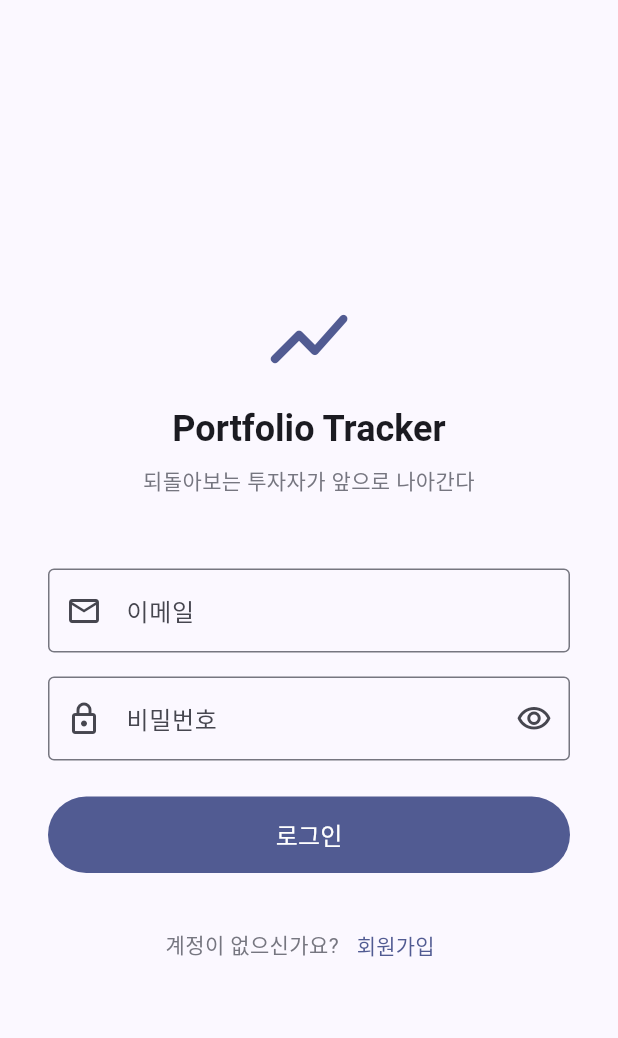
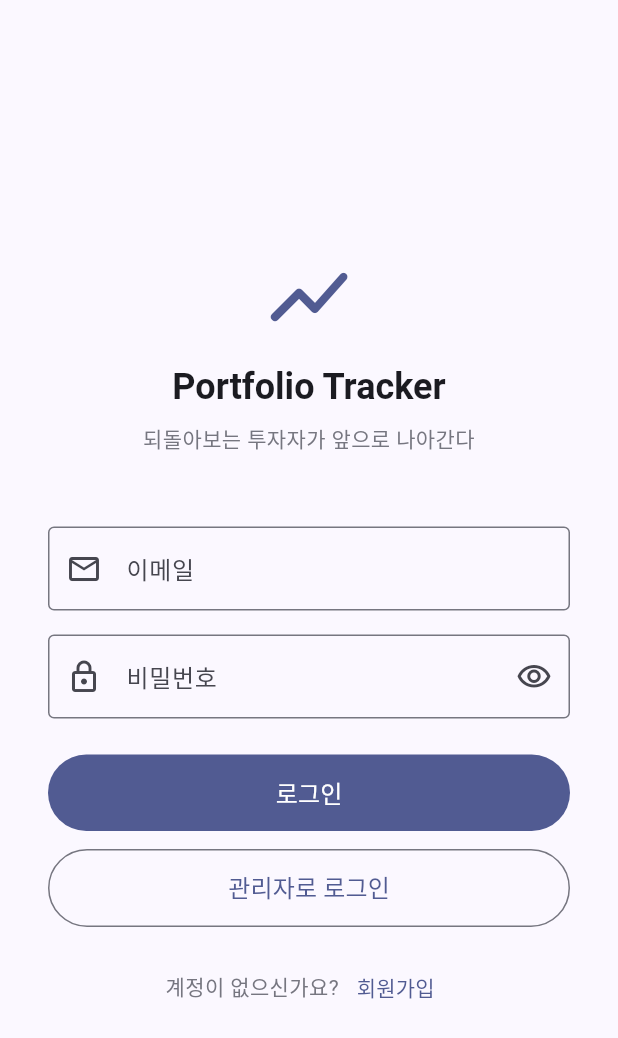
Before and after one commit to 2022136020/project_c, a Flutter app: the screen it shows after launch, on a phone screen of 412 x 824 dp. Shown: the top 1038 px of the screen. Run offline on Flutter 3.47's test engine with Material 3 defaults, Android fonts, the phone set to English and light mode, and no system bars; our stand-ins replace cloud_firestore, firebase_auth, firebase_core, fl_chart; accounts and stored records are empty.

Commit message:
ADR 재정리, 관리자 로그인 버튼, 중간발표 자료 추가
- ADR 0001~0005 전문 용어 최소화 + 60초 요약문 추가
- ADR-0002 아키텍처 패턴 신규 추가 (11주차)
- ADR 번호 재정렬 (0002~0004 → 0003~0005)
- 로그인 화면: 관리자로 로그인 버튼 추가 (로그인 버튼 아래)
- presentation/mid-term.md: 중간발표 Marp 슬라이드 추가

Co-Authored-By: Claude Sonnet 4.6 <noreply@anthropic.com>

```diff
--- a/portfolio-tracker/lib/screens/auth/login_screen.dart
+++ b/portfolio-tracker/lib/screens/auth/login_screen.dart
@@ -2,6 +2,9 @@ import 'package:firebase_auth/firebase_auth.dart';
 import 'package:flutter/material.dart';
 import '../../services/auth_service.dart';
 import 'signup_screen.dart';
+
+const _demoEmail = 'demo@portfolio-tracker.app';
+const _demoPassword = 'demo1234!';
 
 class LoginScreen extends StatefulWidget {
   const LoginScreen({super.key});
@@ -17,6 +20,7 @@ class _LoginScreenState extends State<LoginScreen> {
   final _authService = AuthService();
 
   bool _isLoading = false;
+  bool _isDemoLoading = false;
   bool _obscurePassword = true;
   String? _errorMessage;
 
@@ -45,9 +49,24 @@ class _LoginScreenState extends State<LoginScreen> {
     }
   }
 
+  Future<void> _signInAsDemo() async {
+    setState(() {
+      _isDemoLoading = true;
+      _errorMessage = null;
+    });
+    try {
+      await _authService.signInWithEmail(_demoEmail, _demoPassword);
+    } on FirebaseAuthException catch (e) {
+      setState(() => _errorMessage = _authService.getErrorMessage(e));
+    } finally {
+      if (mounted) setState(() => _isDemoLoading = false);
+    }
+  }
+
   @override
   Widget build(BuildContext context) {
     final colorScheme = Theme.of(context).colorScheme;
+    final isAnyLoading = _isLoading || _isDemoLoading;
 
     return Scaffold(
       body: SafeArea(
@@ -117,8 +136,9 @@ class _LoginScreenState extends State<LoginScreen> {
                     ),
                   ],
                   const SizedBox(height: 24),
+                  // 로그인 버튼
                   FilledButton(
-                    onPressed: _isLoading ? null : _signIn,
+                    onPressed: isAnyLoading ? null : _signIn,
                     style: FilledButton.styleFrom(
                       padding: const EdgeInsets.symmetric(vertical: 14),
                     ),
@@ -130,7 +150,25 @@ class _LoginScreenState extends State<LoginScreen> {
                           )
                         : const Text('로그인', style: TextStyle(fontSize: 16)),
                   ),
-                  const SizedBox(height: 24),
+                  const SizedBox(height: 12),
+                  // 관리자 로그인 버튼
+                  OutlinedButton(
+                    onPressed: isAnyLoading ? null : _signInAsDemo,
+                    style: OutlinedButton.styleFrom(
+                      padding: const EdgeInsets.symmetric(vertical: 14),
+                    ),
+                    child: _isDemoLoading
+                        ? SizedBox(
+                            height: 20,
+                            width: 20,
+                            child: CircularProgressIndicator(
+                                strokeWidth: 2,
+                                color: colorScheme.primary),
+                          )
+                        : const Text('관리자로 로그인',
+                            style: TextStyle(fontSize: 16)),
+                  ),
+                  const SizedBox(height: 16),
                   Row(
                     mainAxisAlignment: MainAxisAlignment.center,
                     children: [
```
Also changed, not shown: 10 other files.
